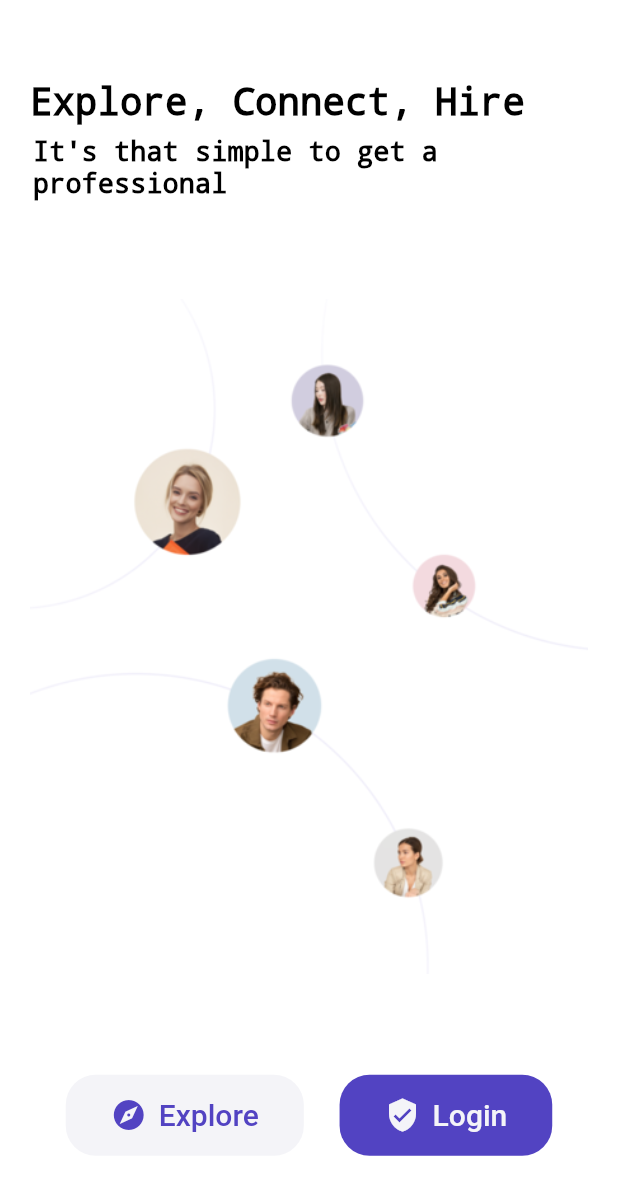
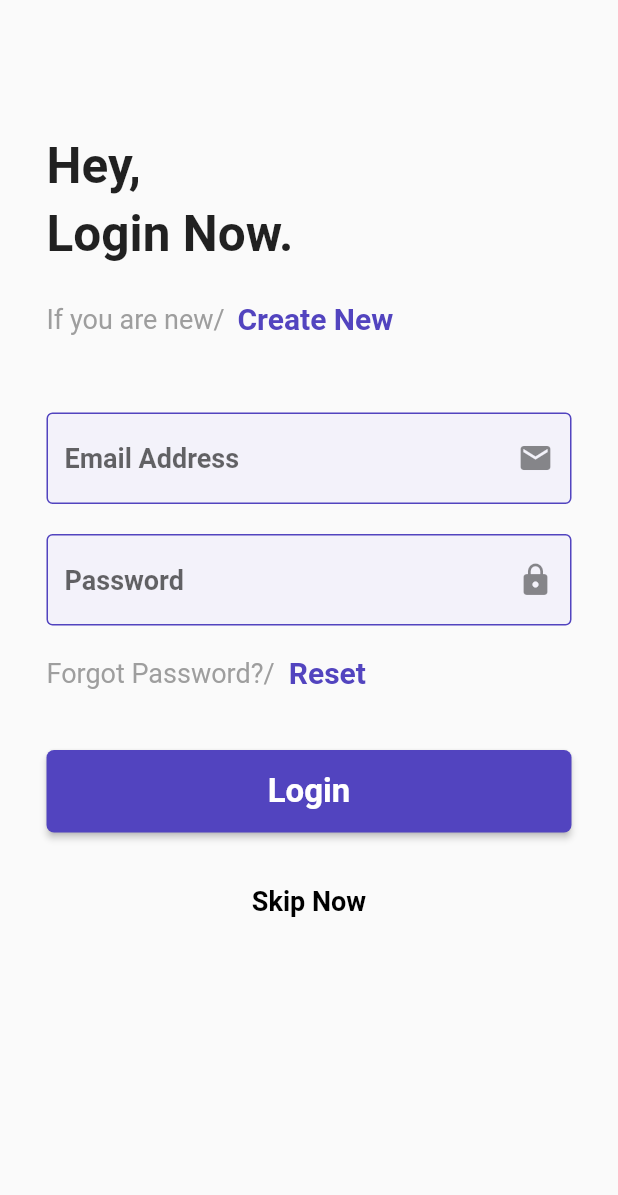
Before and after one commit to En3X/Suffice, a Flutter app: the screen it shows after launch, after a tap on "Login", on a phone screen of 412 x 824 dp. Shown: the top 1195 px of the screen. Run offline on Flutter 3.47's test engine with Material 2 defaults, Android fonts, the phone set to English and light mode, and no system bars; our stand-ins replace flutter_rating_bar, fluttertoast, geolocator, google_maps_flutter.

Commit message:
Added login,register option

```diff
--- a/lib/pages/explore.dart
+++ b/lib/pages/explore.dart
@@ -1,5 +1,6 @@
 import 'package:flutter/material.dart';
 import 'package:suffice/widgets/bottom_nav.dart';
+import 'package:suffice/widgets/draggable_bottom_list.dart';
 import 'package:suffice/widgets/google_maps.dart';
 import 'package:suffice/widgets/search_bar.dart';
 
@@ -34,10 +35,11 @@ class _ExplorePageState extends State<ExplorePage> {
                 child: Padding(
                   padding: const EdgeInsets.all(12.0),
                   child: SearchBar(),
-                ))
+                )),
+            DraggableBottomList()
           ],
         ),
-        bottomNavigationBar: BotNav(pageIndex: 0, usertype: widget.usertype),
+        // bottomNavigationBar: BotNav(pageIndex: 0, usertype: widget.usertype),
       ),
     );
   }
--- /dev/null
+++ b/lib/pages/login_scrreen.dart
@@ -0,0 +1,275 @@
+import 'package:flutter/material.dart';
+
+GlobalKey<FormState> formKey = GlobalKey<FormState>();
+
+class LogInScreen extends StatefulWidget {
+  @override
+  _LogInScreenState createState() => _LogInScreenState();
+}
+
+class _LogInScreenState extends State<LogInScreen> {
+  @override
+  Widget build(BuildContext context) {
+    return Scaffold(
+        body: SafeArea(
+      child: SingleChildScrollView(
+        child: Padding(
+          padding: EdgeInsets.all(8),
+          child: Column(
+            children: [
+              SizedBox(
+                height: 40,
+              ),
+              Padding(
+                padding: EdgeInsets.all(20),
+                child: Column(
+                  children: [
+                    SizedBox(
+                      height: 20,
+                    ),
+                    Padding(
+                      padding: EdgeInsets.all(3),
+                      child: Align(
+                        alignment: Alignment.centerLeft,
+                        child: Column(
+                          children: [
+                            Text(
+                              'Hey,', //Hey
+                              textAlign: TextAlign.left, //text
+                              style: TextStyle(
+                                fontSize: 33,
+                                fontWeight: FontWeight.bold,
+                              ),
+                            ),
+                          ],
+                        ),
+                      ),
+                    ),
+                    Padding(
+                      padding: EdgeInsets.all(3),
+                      child: Align(
+                        alignment: Alignment.centerLeft,
+                        child: Column(
+                          children: [
+                            Text(
+                              'Login Now.', //login
+                              textAlign: TextAlign.left, //text
+                              style: TextStyle(
+                                fontSize: 33,
+                                fontWeight: FontWeight.bold,
+                              ),
+                            ),
+                          ],
+                        ),
+                      ),
+                    ),
+                    SizedBox(
+                      height: 20,
+                    ),
+                    Padding(
+                      padding: EdgeInsets.all(3),
+                      child: Align(
+                        child: Row(
+                          children: [
+                            Expanded(
+                              flex: 4,
+                              child: Text(
+                                'If you are new/', //if
+                                style: TextStyle(
+                                  //you are
+                                  fontSize: 18, //new
+                                  color: Colors.grey,
+                                ),
+                              ),
+                            ),
+                            Expanded(
+                              flex: 7,
+                              child: GestureDetector(
+                                onTap: () {},
+                                child: Text(
+                                  'Create New',
+                                  style: TextStyle(
+                                    //Create
+                                    fontSize: 20, //New
+                                    fontWeight: FontWeight.bold,
+                                    color: Color(0xff5244bf),
+                                  ),
+                                ),
+                              ),
+                            ),
+                          ],
+                        ),
+                      ),
+                    ),
+                    SizedBox(
+                      height: 25,
+                    ),
+                    Padding(
+                      padding: EdgeInsets.all(3),
+                      child: Align(
+                        alignment: Alignment.centerLeft,
+                        child: Form(
+                          child: Column(
+                            children: [
+                              SizedBox(
+                                height: 20,
+                              ),
+                              TextFormField(
+                                //Email
+                                cursorColor:
+                                    Theme.of(context).cursorColor, //Address
+                                keyboardType: TextInputType.emailAddress,
+                                decoration: InputDecoration(
+                                  filled: true,
+                                  fillColor: Color(0xfff3f2fa),
+                                  focusedBorder: OutlineInputBorder(
+                                    borderRadius: BorderRadius.circular(13),
+                                    borderSide: BorderSide(
+                                      color: Color(0xff5244bf),
+                                      width: 1.5,
+                                    ),
+                                  ),
+                                  suffixIcon: Icon(Icons.mail),
+                                  hintText: 'Email Address',
+                                  hintStyle: TextStyle(
+                                    fontSize: 18,
+                                    fontWeight: FontWeight.bold,
+                                  ),
+                                  enabledBorder: OutlineInputBorder(
+                                    borderSide:
+                                        BorderSide(color: Color(0xff5244bf)),
+                                  ),
+                                ),
+                                validator: (value) {},
+                              ),
+                              SizedBox(
+                                height: 20,
+                              ),
+                              TextFormField(
+                                obscureText: true, //Password
+                                cursorColor:
+                                    Theme.of(context).cursorColor, //Field
+                                decoration: InputDecoration(
+                                  filled: true,
+                                  fillColor: Color(0xfff3f2fa),
+                                  focusedBorder: OutlineInputBorder(
+                                    borderRadius: BorderRadius.circular(13),
+                                    borderSide: BorderSide(
+                                      color: Color(0xff5244bf),
+                                      width: 1.5,
+                                    ),
+                                  ),
+                                  suffixIcon: Icon(Icons.lock),
+                                  hintText: 'Password',
+                                  hintStyle: TextStyle(
+                                    fontSize: 18,
+                                    fontWeight: FontWeight.bold,
+                                  ),
+                                  enabledBorder: OutlineInputBorder(
+                                    borderSide:
+                                        BorderSide(color: Color(0xff5244bf)),
+                                  ),
+                                ),
+                                // validator: validatePassword,
+                              ),
+                              SizedBox(
+                                height: 20,
+                              ),
+                              Align(
+                                child: Row(
+                                  children: [
+                                    Expanded(
+                                      flex: 6,
+                                      child: Text(
+                                        'Forgot Password?/', //forgot
+                                        style: TextStyle(
+                                          //password
+                                          fontSize: 18,
+                                          color: Colors.grey,
+                                        ),
+                                      ),
+                                    ),
+                                    Expanded(
+                                      flex: 7,
+                                      child: GestureDetector(
+                                        onTap: () {},
+                                        child: Text(
+                                          'Reset',
+                                          style: TextStyle(
+                                            //Password
+                                            fontSize: 20, //Reset
+                                            fontWeight: FontWeight.bold,
+                                            color: Color(0xff5244bf),
+                                          ),
+                                        ),
+                                      ),
+                                    ),
+                                  ],
+                                ),
+                              ),
+                              SizedBox(
+                                height: 40,
+                              ),
+                              SizedBox(
+                                height: 55,
+                                width: 500,
+                                child: ElevatedButton(
+                                  onPressed: () {
+                                    //Login
+                                    //button
+                                  },
+                                  style: ElevatedButton.styleFrom(
+                                      primary: Color(0xff5244bf),
+                                      textStyle: TextStyle(
+                                        fontSize: 22,
+                                        fontWeight: FontWeight.bold,
+                                      ),
+                                      shape: RoundedRectangleBorder(
+                                        borderRadius: BorderRadius.circular(5),
+                                      )),
+                                  child: Text(
+                                    "Login",
+                                  ),
+                                ),
+                              ),
+                              SizedBox(
+                                height: 35,
+                              ),
+                              GestureDetector(
+                                onTap: () {},
+                                child: Text(
+                                  'Skip Now',
+                                  style: TextStyle(
+                                    //Skip
+                                    fontSize: 18, //Now
+                                    fontWeight: FontWeight.bold,
+                                    color: Colors.black,
+                                  ),
+                                ),
+                              ),
+                            ],
+                          ),
+                        ),
+                      ),
+                    ),
+                  ],
+                ),
+              ),
+            ],
+          ),
+        ),
+      ),
+    ));
+  }
+}
+
+// String validatePassword(String value) {
+//   if (value.isEmpty) {
+//     return "* Required";
+//   } else if (value.length < 6) {
+//     return "Should be atleast 6 characters";
+//   } else if (value.length > 15) {
+//     return "Cannot exceed 15 characters";
+//   } else
+//     return "";
+// }
--- /dev/null
+++ b/lib/services/demo_professional.dart
@@ -0,0 +1,19 @@
+import 'professionals.dart';
+
+List get_pro() {
+  List professionals = [];
+  Professionals p =
+      new Professionals("Maneesh", "Technician", 4.5, 10, "", "available");
+  professionals.add(p);
+  professionals.add(
+      new Professionals("Sahil", "Electrician", 3.4, 200, "", "available"));
+  professionals
+      .add(new Professionals("Rijan", "Plumber", 3.4, 200, "", "available"));
+  professionals
+      .add(new Professionals("Ayush", "Waiter", 3.4, 200, "", "available"));
+  professionals.add(
+      new Professionals("Samir", "Electrician", 3.4, 200, "", "available"));
+  professionals.add(
+      new Professionals("John Doe", "Home Service", 3.4, 200, "", "available"));
+  return professionals;
+}
--- a/lib/widgets/home_page_buttons.dart
+++ b/lib/widgets/home_page_buttons.dart
@@ -1,4 +1,6 @@
 import 'package:flutter/material.dart';
+import 'package:fluttertoast/fluttertoast.dart';
+import 'package:suffice/pages/login_scrreen.dart';
 import '../pages/explore.dart';
 
 class HomePageButtons extends StatelessWidget {
@@ -32,7 +34,21 @@ class HomePageButtons extends StatelessWidget {
                   backgroundColor: MaterialStateProperty.all<Color>(
                       Color.fromRGBO(244, 244, 248, 1)))),
           TextButton.icon(
-              onPressed: () {},
+              // onPressed: () {
+              //   Navigator.push(
+              //     context,
+              //     MaterialPageRoute(
+              //       builder: (context)=>LogInScreen()
+              //     )
+              //   );
+              // },
+              onPressed: () {
+                Navigator.push(context,
+                    MaterialPageRoute(builder: (context) => LogInScreen()));
+                // Fluttertoast.showToast(
+                //     msg: "Login page yet to be made",
+                //     toastLength: Toast.LENGTH_LONG);
+              },
               icon: Icon(Icons.verified_user),
               label: Text("Login", style: TextStyle(fontSize: 20)),
               style: ButtonStyle(
```
Also changed, not shown: lib/pages/register_screen.dart (added, +255 -0 lines), lib/widgets/bottom_nav.dart (+8 -2 lines), lib/widgets/draggable_bottom_list.dart (added, +62 -0 lines), lib/widgets/professionals_card.dart (+67 -27 lines), pubspec.lock, 5 other files.
